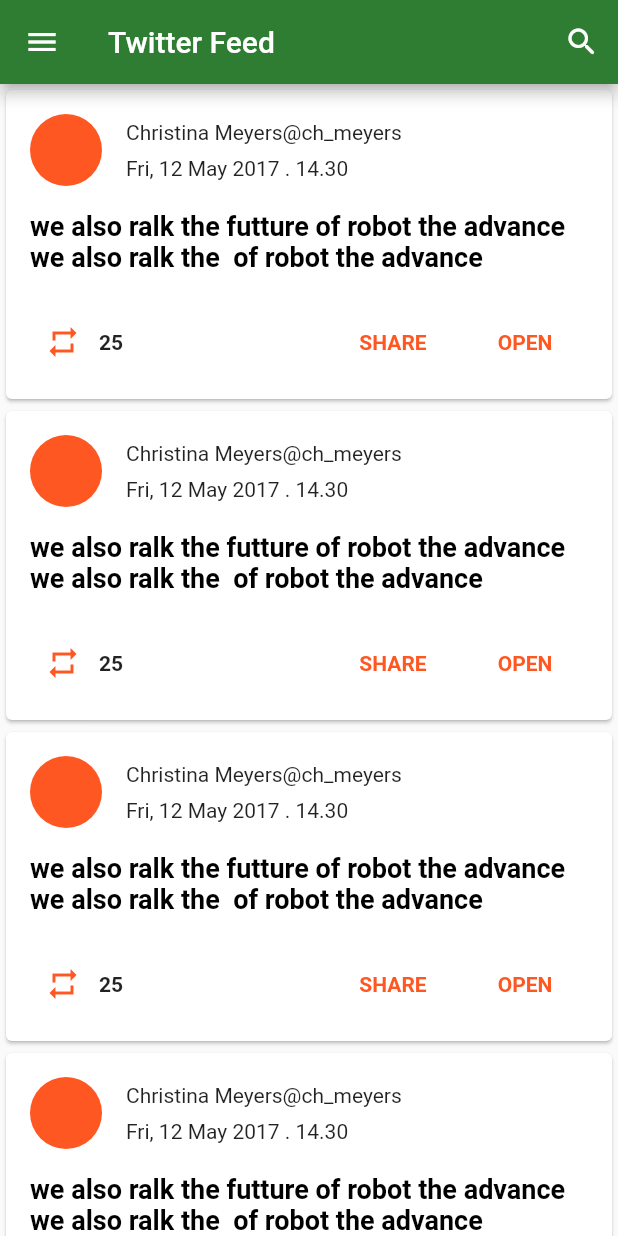
After one commit to FadolHussain/News, a Flutter app: the TwitterFeed screen opened directly, on a phone screen of 412 x 824 dp. The commit adds this screen. Run offline on Flutter 3.47's test engine with Material 2 defaults, Android fonts, the phone set to English and light mode, and no system bars.

Commit message:
Twitter Yes

```diff
--- /dev/null
+++ b/lib/navigation/twitterFeed.dart
@@ -0,0 +1,114 @@
+import 'package:flutter/material.dart';
+import 'package:flutter_home/shared_ui/navigation.dart';
+class TwitterFeed extends StatefulWidget {
+  @override
+  _TwitterFeedState createState() => _TwitterFeedState();
+}
+
+class _TwitterFeedState extends State<TwitterFeed> {
+  @override
+  Widget build(BuildContext context) {
+    return Scaffold(
+      appBar: AppBar(
+        title: Text("Twitter Feed"),
+        centerTitle: false,
+        actions: [
+          IconButton(icon:Icon(Icons.search_rounded) , onPressed: () {} ),
+        ],
+      ),
+      drawer: Navigation(),
+      body: ListView.builder(itemBuilder: (context , position){
+        return Card(
+          child: Column(
+            children: [
+              _cardHeader(),
+              _cardBody(),
+              _cardFooter()
+            ],
+          ),
+        );
+      },
+      itemCount: 20,
+      ),
+    );
+  }
+  Widget _cardHeader(){
+    return Row(
+      children: [
+        Padding(
+          padding: const EdgeInsets.all(16),
+          child: CircleAvatar(
+            backgroundColor: Colors.deepOrange,
+            radius: 24,
+          ),
+        ),
+        Column(
+          crossAxisAlignment: CrossAxisAlignment.start,
+          children: [
+            Row(
+              children: [
+                Text("Christina Meyers"),
+                Text("@ch_meyers")
+              ],
+            ),
+            SizedBox(height: 8,),
+            Text("Fri, 12 May 2017 . 14.30")
+          ],
+        )
+      ],
+    );
+  }
+  Widget _cardBody(){
+    return Padding(
+      padding: const EdgeInsets.only(right: 16, left: 16, bottom: 8),
+      child: Text("we also ralk the futture of robot the advance we also ralk the  of robot the advance",
+      style: TextStyle(color: Colors.black,
+      fontSize: 18,
+        fontWeight: FontWeight.w600
+      ),
+      ),
+    );
+  }
+  Widget _cardFooter(){
+    return Padding(
+      padding: const EdgeInsets.all(14),
+      child: Row(
+        mainAxisAlignment: MainAxisAlignment.spaceBetween,
+        children: [
+          Row(
+            children: [
+              IconButton(icon: Icon(Icons.repeat) , color: Colors.deepOrange, onPressed: () {} ),
+              Text("25",style: TextStyle(fontWeight: FontWeight.bold),),
+            ],
+          ),
+          Row(
+            children: [
+              FlatButton(
+                  onPressed: (){},
+                  child: Text(
+                    "SHARE",
+                    style: TextStyle(
+                        color: Colors.deepOrange,
+                        fontSize: 14,
+                        fontWeight: FontWeight.w600
+                    ),
+                  )
+              ),
+              FlatButton(
+                  onPressed: (){},
+                  child: Text(
+                    "OPEN",
+                    style: TextStyle(
+                        color: Colors.deepOrange,
+                        fontSize: 14,
+                        fontWeight: FontWeight.w600
+                    ),
+                  )
+              )
+            ],
+          )
+        ],
+      ),
+    );
+  }
+}
--- a/lib/shared_ui/navigation.dart
+++ b/lib/shared_ui/navigation.dart
@@ -3,6 +3,7 @@ import 'package:flutter/material.dart';
 import 'package:flutter_home/models/navMenu.dart';
 import 'package:flutter_home/navigation/headLineNews.dart';
 import 'package:flutter_home/homePage.dart';
+import 'package:flutter_home/navigation/twitterFeed.dart';
 class Navigation extends StatefulWidget {
   @override
   _NavigationState createState() => _NavigationState();
@@ -13,6 +14,7 @@ class _NavigationState extends State<Navigation> {
   List<NavMenuItem> navigationMenu = [
     NavMenuItem ( "Explore" , () => HomePage()),
     NavMenuItem("Head line News", () => HeadLineNews()),
+    NavMenuItem("Twitter Feed", () => TwitterFeed())
   ];
 
   @override
```
